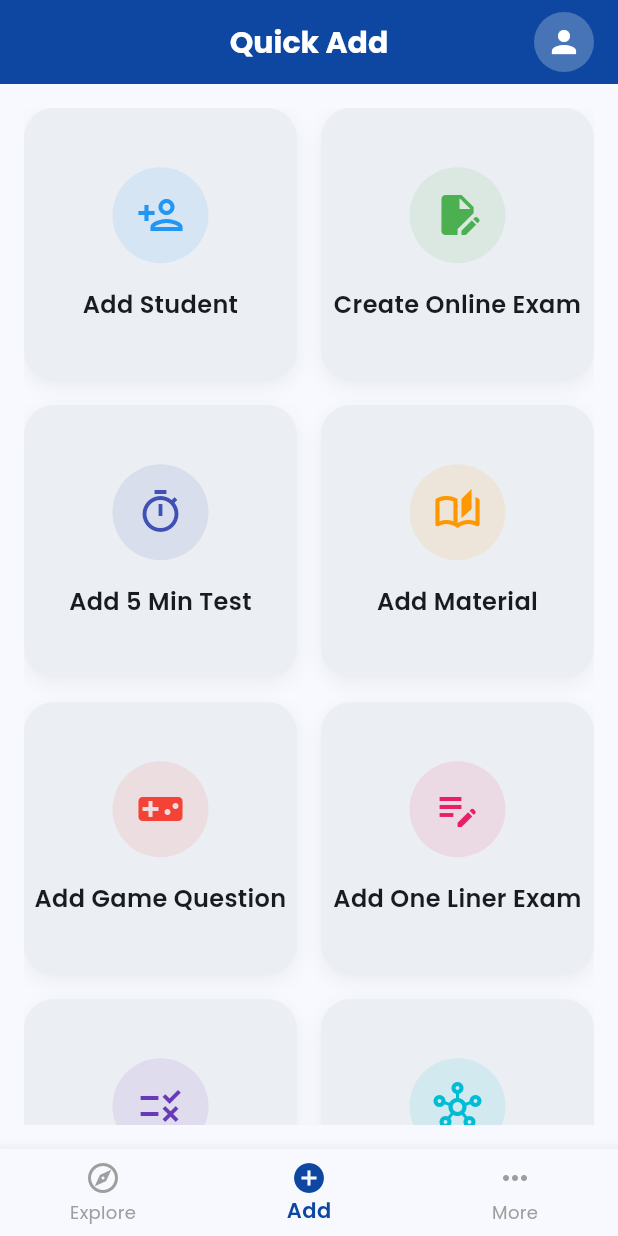
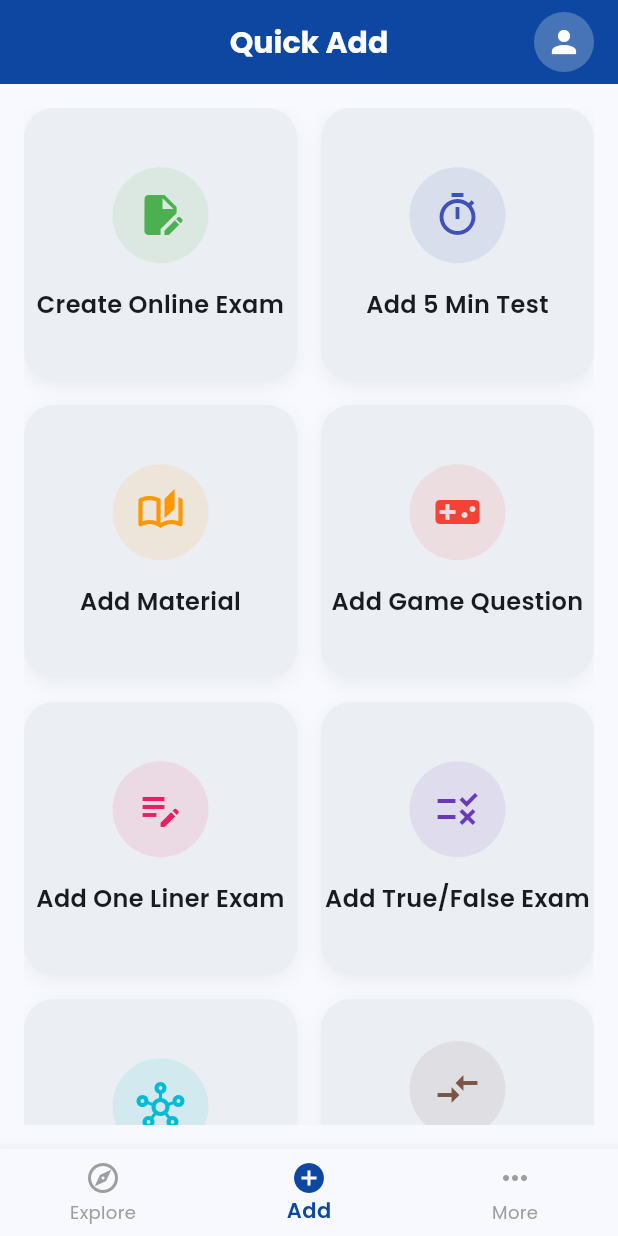
Before and after one commit to Ishan2506/dm_bhatt_classes_assistant, a Flutter app: the AdminHomeScreen screen opened directly, item 2 of the bottom bar chosen, on a phone screen of 412 x 824 dp. Run offline on Flutter 3.47's test engine with Material 3 defaults, Android fonts, the light colour scheme and no system bars; our stand-ins replace bloc, connectivity_plus, equatable, file_picker, fl_chart, google_fonts and 11 more; missing offline and left inert: excel, syncfusion_flutter_pdf, universal_html; accounts and stored records are empty; network calls fail.

Commit message:
Hide the AddStudent and Import Student option

```diff
--- a/lib/screen/admin/admin_add_screen.dart
+++ b/lib/screen/admin/admin_add_screen.dart
@@ -16,7 +16,8 @@ import 'package:google_fonts/google_fonts.dart';
 import 'package:dm_bhatt_classes_new/utils/custom_toast.dart';
 
 class AdminAddScreen extends StatelessWidget {
-  const AdminAddScreen({super.key});
+  final bool isSuperAdmin;
+  const AdminAddScreen({super.key, this.isSuperAdmin = false});
 
   @override
   Widget build(BuildContext context) {
@@ -31,6 +32,7 @@ class AdminAddScreen extends StatelessWidget {
           crossAxisSpacing: 16,
           mainAxisSpacing: 16,
           children: [
+            if (isSuperAdmin)
               _buildAddCard(
                 context,
                 "Add Student",
--- a/lib/screen/admin/admin_home_screen.dart
+++ b/lib/screen/admin/admin_home_screen.dart
@@ -22,13 +22,6 @@ class _AdminHomeScreenState extends State<AdminHomeScreen> {
   int _currentIndex = 0;
   bool _isSuperAdmin = false;
   bool _isLoadingRole = true;
-
-  final List<Widget> _allScreens = [
-    const AdminDashboard(),
-    const AdminExploreScreen(isTab: true),
-    const AdminAddScreen(),
-    const AdminMoreScreen(),
-  ];
 
   final List<String> _allTitles = [
     "Dashboard",
@@ -81,8 +74,14 @@ class _AdminHomeScreenState extends State<AdminHomeScreen> {
   }
 
   List<Widget> get _screens {
-    if (_isSuperAdmin) return _allScreens;
-    return _allScreens.sublist(1);
+    final List<Widget> screens = [
+      const AdminDashboard(),
+      const AdminExploreScreen(isTab: true),
+      AdminAddScreen(isSuperAdmin: _isSuperAdmin),
+      AdminMoreScreen(isSuperAdmin: _isSuperAdmin),
+    ];
+    if (_isSuperAdmin) return screens;
+    return screens.sublist(1);
   }
 
   List<String> get _titles {
--- a/lib/screen/admin/admin_more_screen.dart
+++ b/lib/screen/admin/admin_more_screen.dart
@@ -14,7 +14,8 @@ import 'package:flutter/material.dart';
 import 'package:google_fonts/google_fonts.dart';
 
 class AdminMoreScreen extends StatefulWidget {
-  const AdminMoreScreen({super.key});
+  final bool isSuperAdmin;
+  const AdminMoreScreen({super.key, this.isSuperAdmin = false});
 
   @override
   State<AdminMoreScreen> createState() => _AdminMoreScreenState();
@@ -68,9 +69,10 @@ class _AdminMoreScreenState extends State<AdminMoreScreen> {
           _buildOptionTile(context, Icons.help_outline, "Help & Support", () {
             Navigator.push(context, MaterialPageRoute(builder: (context) => const HelpSupportScreen()));
           }),
-          _buildOptionTile(context, Icons.file_upload_outlined, "Import Students", () {
-             Navigator.push(context, MaterialPageRoute(builder: (context) => const AdminImportStudentsScreen()));
-          }),
+          if (widget.isSuperAdmin)
+            _buildOptionTile(context, Icons.file_upload_outlined, "Import Students", () {
+               Navigator.push(context, MaterialPageRoute(builder: (context) => const AdminImportStudentsScreen()));
+            }),
           _buildOptionTile(context, Icons.analytics_outlined, "Reports & Analytics", () {
              Navigator.push(context, MaterialPageRoute(builder: (context) => const AdminReportsScreen()));
           }),
```
Lines whose indentation alone changed are shown as unchanged.
